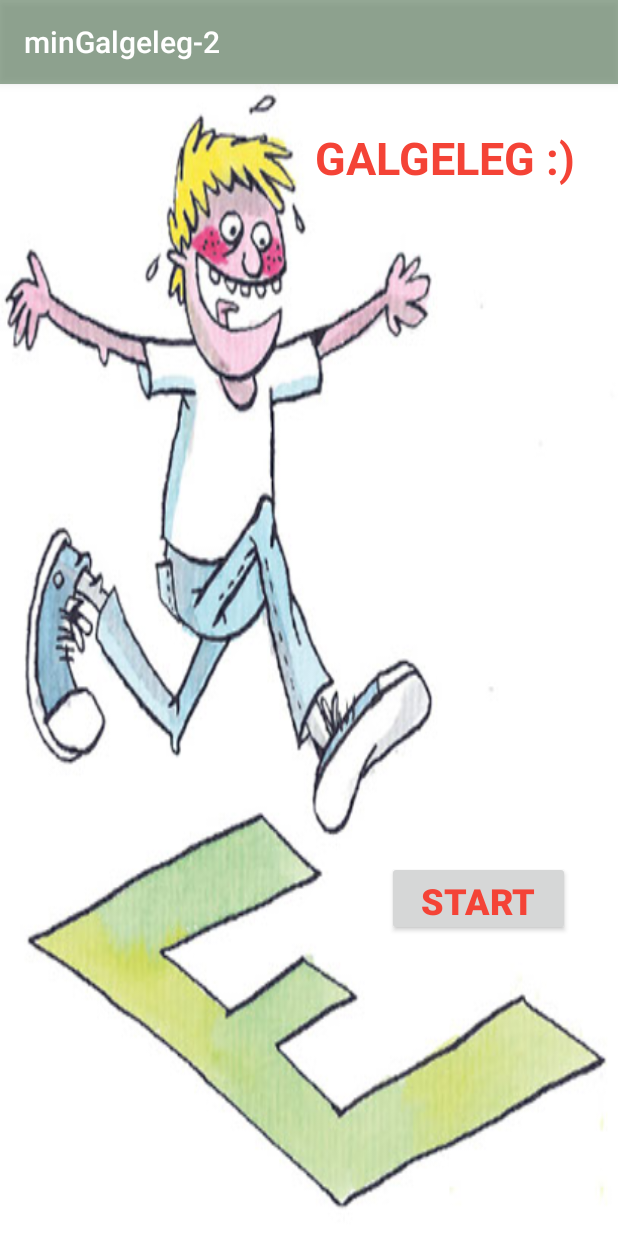
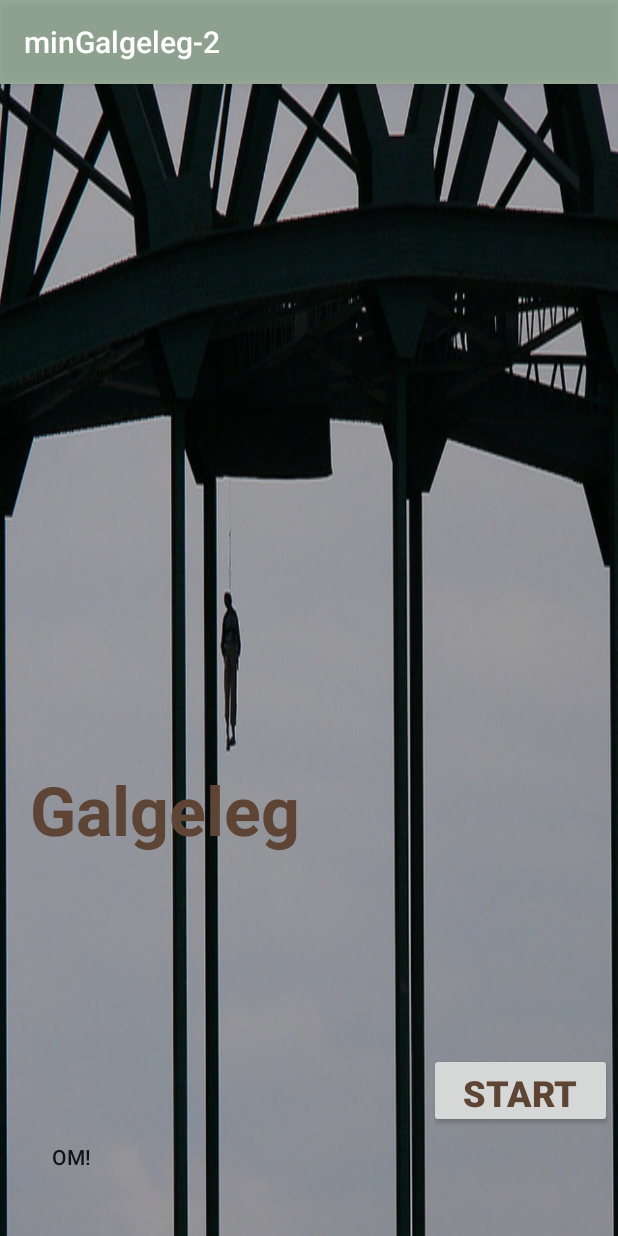
Before and after one commit to Thaer91/minGalgeleg-2, an Android app: the screen it shows after launch (MainActivity), on a phone screen of 412 x 824 dp. Run offline under Robolectric (Android 15) with nearby library versions, the phone set to English and light mode, and no system bars.

Commit message:
Commit--2

```diff
--- a/app/src/main/AndroidManifest.xml
+++ b/app/src/main/AndroidManifest.xml
@@ -9,6 +9,7 @@
         android:roundIcon="@mipmap/ic_launcher_round"
         android:supportsRtl="true"
         android:theme="@style/AppTheme">
+        <activity android:name=".Info"></activity>
         <activity android:name=".Main2Activity" />
         <activity android:name=".MainActivity">
             <intent-filter>
--- a/app/src/main/java/com/example/mingalgeleg_2/Main2Activity.java
+++ b/app/src/main/java/com/example/mingalgeleg_2/Main2Activity.java
@@ -69,7 +69,8 @@ public class Main2Activity extends AppCompatActivity implements View.OnClickList
                 text2.setText("Du har vundet" );
                 text2.setVisibility(View.VISIBLE);
             } if (Galge.erSpilletTabt()) {
-                text2.setText(" Du er død ");
+                //text2.setText("نحروك يا عكروت  جرب مره تانيه");
+                text2.setText("Du er død :( Prøv igen :)");
                 text2.setVisibility(View.VISIBLE);
             }
         }
--- a/app/src/main/java/com/example/mingalgeleg_2/MainActivity.java
+++ b/app/src/main/java/com/example/mingalgeleg_2/MainActivity.java
@@ -9,7 +9,7 @@ import android.widget.Button;
 
 public class MainActivity extends AppCompatActivity {
 
-    Button a;
+    Button a,b;
 
     @Override
     protected void onCreate(Bundle savedInstanceState) {
@@ -20,6 +20,16 @@ public class MainActivity extends AppCompatActivity {
             @Override
             public void onClick(View v) {
                 startActivity(new Intent(MainActivity.this, Main2Activity.class));
+
+        b = findViewById(R.id.button2);
+        b.setOnClickListener(new View.OnClickListener() {
+            @Override
+            public void onClick(View v) {
+                startActivity(new Intent(MainActivity.this, Info.class));
+            }
+        });
+
+
             }
         });
     }
--- a/app/src/main/res/layout/activity_main.xml
+++ b/app/src/main/res/layout/activity_main.xml
@@ -4,37 +4,48 @@
     xmlns:tools="http://schemas.android.com/tools"
     android:layout_width="match_parent"
     android:layout_height="match_parent"
-    android:background="@drawable/galgeleg"
+    android:background="@drawable/infopic"
     tools:context=".MainActivity">
 
     <TextView
         android:id="@+id/textView"
         android:layout_width="wrap_content"
         android:layout_height="wrap_content"
-        android:text="GALGELEG :)"
+        android:text="Galgeleg"
         android:textAllCaps="false"
-        android:textColor="#F44336"
-        android:textSize="30sp"
+        android:textColor="#5E4435"
+        android:textSize="45sp"
         android:textStyle="bold"
         app:layout_constraintBottom_toBottomOf="parent"
-        app:layout_constraintHorizontal_bias="0.88"
+        app:layout_constraintHorizontal_bias="0.085"
         app:layout_constraintLeft_toLeftOf="parent"
         app:layout_constraintRight_toRightOf="parent"
         app:layout_constraintTop_toTopOf="parent"
-        app:layout_constraintVertical_bias="0.039" />
+        app:layout_constraintVertical_bias="0.641" />
 
     <Button
         android:id="@+id/button"
         android:layout_width="122dp"
         android:layout_height="50dp"
-        android:layout_marginEnd="32dp"
-        android:layout_marginBottom="200dp"
+        android:layout_marginEnd="4dp"
+        android:layout_marginBottom="72dp"
         android:lineSpacingExtra="36sp"
         android:text="Start"
-        android:textColor="#F44336"
+        android:textColor="#5E4435"
         android:textSize="24sp"
         android:textStyle="bold"
         app:layout_constraintBottom_toBottomOf="parent"
         app:layout_constraintEnd_toEndOf="parent" />
 
+    <Button
+        android:id="@+id/button2"
+        android:layout_width="55dp"
+        android:layout_height="47dp"
+        android:layout_marginStart="20dp"
+        android:layout_marginBottom="29dp"
+        android:background="#00BD1616"
+        android:text="Om!"
+        app:layout_constraintBottom_toBottomOf="parent"
+        app:layout_constraintStart_toStartOf="parent" />
+
 </androidx.constraintlayout.widget.ConstraintLayout>
--- a/app/src/main/res/layout/activity_main2.xml
+++ b/app/src/main/res/layout/activity_main2.xml
@@ -394,8 +394,8 @@
 
     <TextView
         android:id="@+id/text2"
-        android:layout_width="73dp"
-        android:layout_height="28dp"
+        android:layout_width="198dp"
+        android:layout_height="35dp"
         android:layout_marginStart="175dp"
         android:layout_marginTop="445dp"
         android:layout_marginEnd="177dp"
--- a/build.gradle
+++ b/build.gradle
@@ -7,7 +7,7 @@ buildscript {
 
     }
     dependencies {
-        classpath 'com.android.tools.build:gradle:3.5.0'
+        classpath 'com.android.tools.build:gradle:3.5.1'
 
         // NOTE: Do not place your application dependencies here; they belong
         // in the individual module build.gradle files
```
Also changed, not shown: app/src/main/java/com/example/mingalgeleg_2/Info.java (added, +14 -0 lines), app/src/main/res/layout/activity_info.xml (added, +19 -0 lines), app/src/main/res/drawable/infopic.jpg (added).
